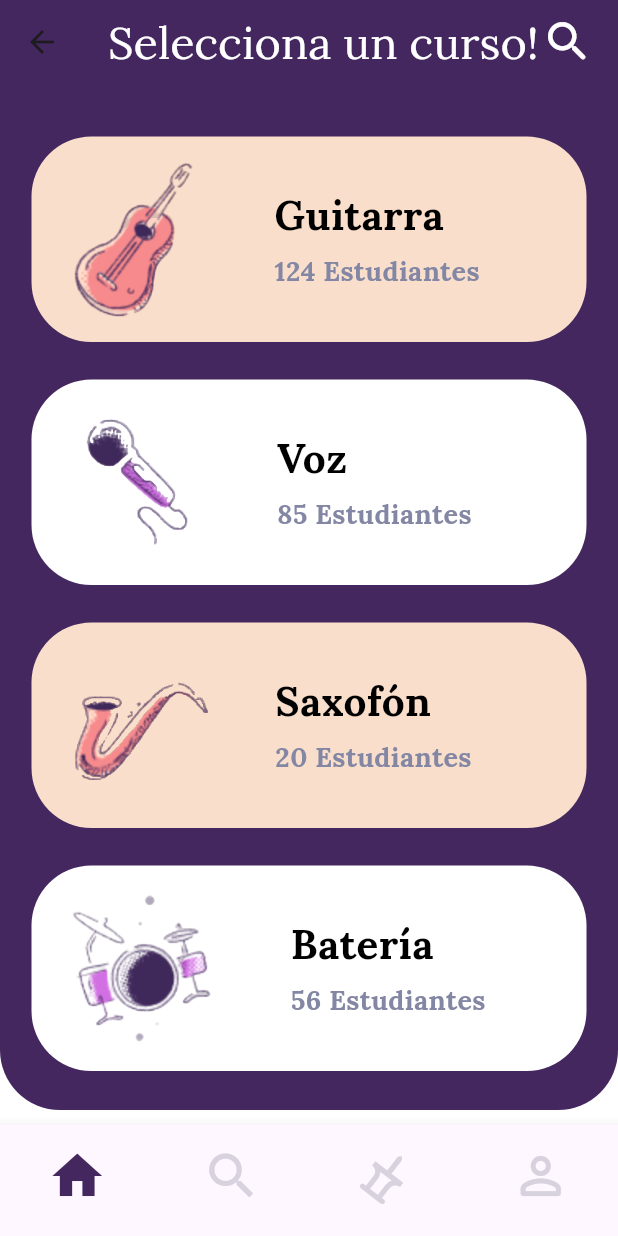
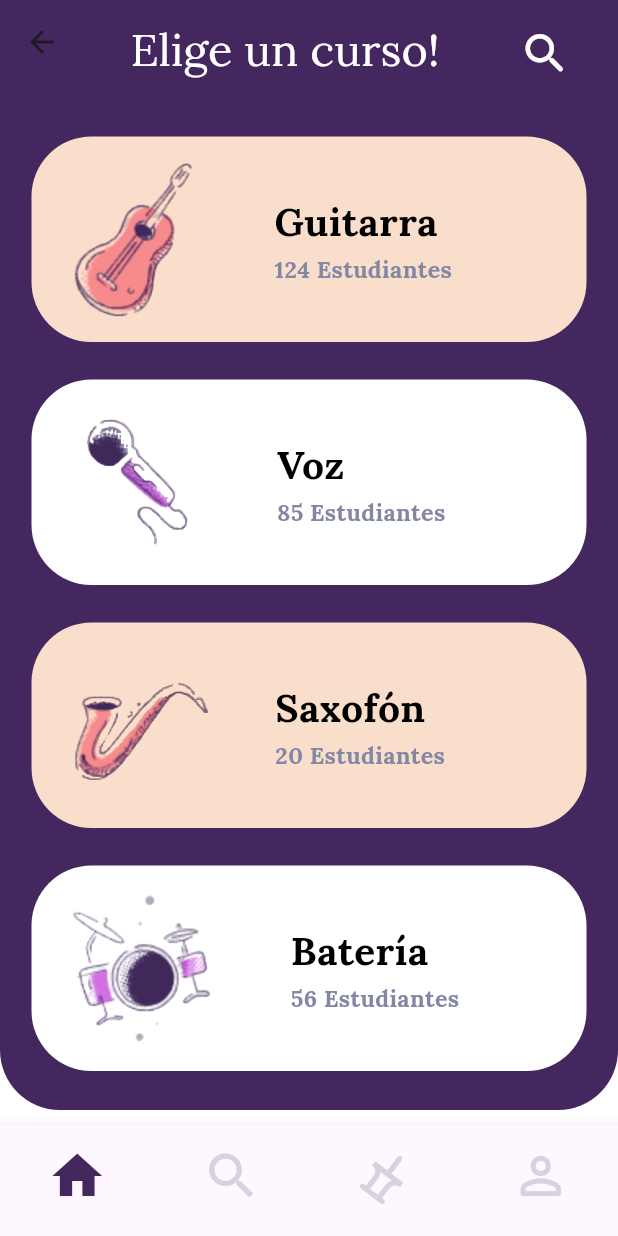
Before and after one commit to Jhon-Giraldo/weinflu_certification_app, a Flutter app: the LandingScreen screen opened by its route, on a phone screen of 412 x 824 dp. Run offline on Flutter 3.47's test engine with Material 2 defaults, Android fonts, the phone set to English and light mode, and no system bars.

Commit message:
continue creating course screen

```diff
--- a/lib/infrastructure/services/app_images_service.dart
+++ b/lib/infrastructure/services/app_courses_images_service.dart
@@ -1,5 +1,5 @@
-class AppImagesService {
-  AppImagesService._();
+class AppCoursesImagesService {
+  AppCoursesImagesService._();
 
   static const List<String> images = [
     'assets/images/guitar.png',
--- a/lib/infrastructure/services/app_subtitles_service.dart
+++ b/lib/infrastructure/services/app_courses_subtitles_service.dart
@@ -1,5 +1,5 @@
-class AppSubtitlesService {
-  AppSubtitlesService._();
+class AppCoursesSubtitlesService {
+  AppCoursesSubtitlesService._();
 
   static const List<String> subtitles = [
     '124 Estudiantes',
--- a/lib/infrastructure/services/app_titles_service.dart
+++ b/lib/infrastructure/services/app_courses_titles_service.dart
@@ -1,5 +1,5 @@
-class AppTitlesService {
-  AppTitlesService._();
+class AppCoursesTitlesService {
+  AppCoursesTitlesService._();
 
   static const List<String> titles = [
     'Guitarra',
--- a/lib/infrastructure/services/app_text_style_service.dart
+++ b/lib/infrastructure/services/app_text_style_service.dart
@@ -26,15 +26,23 @@ class AppTextStylesService {
   );
 
   static const TextStyle tittleStyle = TextStyle(
-    fontSize: 27,
+    fontSize: 26,
     color: AppColorsService.blackColor,
     fontStyle: FontStyle.normal,
   );
 
   static const TextStyle subtittleStyle = TextStyle(
-    fontSize: 18,
+    fontSize: 15.5,
     color: AppColorsService.subtittleColor,
     fontStyle: FontStyle.normal,
     fontWeight: FontWeight.bold,
   );
+
+  static const TextStyle courseTitleStyle = TextStyle(
+    fontSize: 32,
+    color: AppColorsService.primaryColor,
+    fontStyle: FontStyle.normal,
+    fontWeight: FontWeight.bold,
+    letterSpacing: 1,
+  );
 }
--- a/lib/presentation/screens/landing_screen.dart
+++ b/lib/presentation/screens/landing_screen.dart
@@ -2,7 +2,7 @@ import 'package:flutter/material.dart';
 
 import '../../infrastructure/services/app_colors_service.dart';
 import '../../infrastructure/services/app_text_style_service.dart';
-import '../widgets/cards_container_widget.dart';
+import '../widgets/courses_cards_container_widget.dart';
 import '../widgets/custom_bottom_navigation_bar_widget.dart';
 
 class LandingScreen extends StatelessWidget {
@@ -17,15 +17,21 @@ class LandingScreen extends StatelessWidget {
         title: const Row(
           mainAxisAlignment: MainAxisAlignment.spaceBetween,
           children: [
-            Text(
-              'Selecciona un curso!',
-              textAlign: TextAlign.start,
-              style: AppTextStylesService.appbarTextStyle,
+            Padding(
+              padding: EdgeInsets.only(left: 15, top: 10),
+              child: Text(
+                'Elige un curso!',
+                textAlign: TextAlign.start,
+                style: AppTextStylesService.appbarTextStyle,
+              ),
             ),
-            Icon(
-              Icons.search_rounded,
-              color: AppColorsService.principalIcons,
-              size: 35,
+            Padding(
+              padding: EdgeInsets.only(top: 16, right: 15),
+              child: Icon(
+                Icons.search_rounded,
+                color: AppColorsService.principalIcons,
+                size: 35,
+              ),
             ),
           ],
         ),
@@ -33,7 +39,7 @@ class LandingScreen extends StatelessWidget {
       body: const Column(
         children: [
           Expanded(
-            child: CardsContainer(),
+            child: CoursesCardsContainer(),
           ),
           CustomBottomNavigationBar(),
         ],
--- a/lib/presentation/screens/onboarding_screen.dart
+++ b/lib/presentation/screens/onboarding_screen.dart
@@ -12,7 +12,9 @@ class OnboardingScreen extends StatelessWidget {
       body: Stack(
         children: [
           Image.asset(
-            'assets/onboarding_image.jpg',
+            'assets/images/onboarding_image.jpg',
+            height: MediaQuery.of(context).size.height,
+            width: MediaQuery.of(context).size.width,
             fit: BoxFit.cover,
           ),
           Container(
--- a/lib/presentation/widgets/card_widget.dart
+++ b/lib/presentation/widgets/courses_card_widget.dart
@@ -3,13 +3,13 @@ import 'package:flutter/material.dart';
 import '../../infrastructure/services/app_colors_service.dart';
 import '../../infrastructure/services/app_text_style_service.dart';
 
-class CardWidget extends StatelessWidget {
+class CoursesCardWidget extends StatelessWidget {
   final int index;
   final String imageUrl;
   final String title;
   final String subtitle;
 
-  const CardWidget({
+  const CoursesCardWidget({
     required this.index,
     required this.imageUrl,
     required this.title,
@@ -56,7 +56,7 @@ class CardWidget extends StatelessWidget {
                       style: AppTextStylesService.tittleStyle,
                     ),
                     const SizedBox(
-                      height: 5,
+                      height: 2,
                     ),
                     Text(
                       subtitle,
--- a/lib/presentation/widgets/cards_container_widget.dart
+++ b/lib/presentation/widgets/courses_cards_container_widget.dart
@@ -1,13 +1,13 @@
 import 'package:flutter/material.dart';
 
 import '../../infrastructure/services/app_colors_service.dart';
-import '../../infrastructure/services/app_images_service.dart';
-import '../../infrastructure/services/app_subtitles_service.dart';
-import '../../infrastructure/services/app_titles_service.dart';
-import 'card_widget.dart';
+import '../../infrastructure/services/app_courses_images_service.dart';
+import '../../infrastructure/services/app_courses_subtitles_service.dart';
+import '../../infrastructure/services/app_courses_titles_service.dart';
+import 'courses_card_widget.dart';
 
-class CardsContainer extends StatelessWidget {
-  const CardsContainer({
+class CoursesCardsContainer extends StatelessWidget {
+  const CoursesCardsContainer({
     super.key,
   });
 
@@ -26,11 +26,11 @@ class CardsContainer extends StatelessWidget {
         child: ListView.builder(
           physics: const NeverScrollableScrollPhysics(),
           itemCount: 4,
-          itemBuilder: (BuildContext _, int index) => CardWidget(
+          itemBuilder: (BuildContext _, int index) => CoursesCardWidget(
               index: index,
-              imageUrl: AppImagesService.images[index],
-              title: AppTitlesService.titles[index],
-              subtitle: AppSubtitlesService.subtitles[index]),
+              imageUrl: AppCoursesImagesService.images[index],
+              title: AppCoursesTitlesService.titles[index],
+              subtitle: AppCoursesSubtitlesService.subtitles[index]),
         ),
       ),
     );
```
Also changed, not shown: lib/infrastructure/services/app_teachers_images_service.dart (added, +9 -0 lines), lib/infrastructure/services/app_teachers_subtitles_service.dart (added, +9 -0 lines), lib/infrastructure/services/app_teachers_titles_service.dart (added, +9 -0 lines), lib/presentation/screens/guitar_course_screen.dart (+52 -3 lines), lib/presentation/widgets/teachers_card_widget.dart (added, +83 -0 lines), lib/presentation/widgets/teachers_cards_container_widget.dart (added, +40 -0 lines), assets/images/albert_jimenez.png (added), assets/images/daniel_herrera.png (added), assets/images/diego_velasquez.png (added), assets/images/guitar_course.jpg (added), lib/infrastructure/services/app_colors_service.dart (line endings or trailing spaces).
